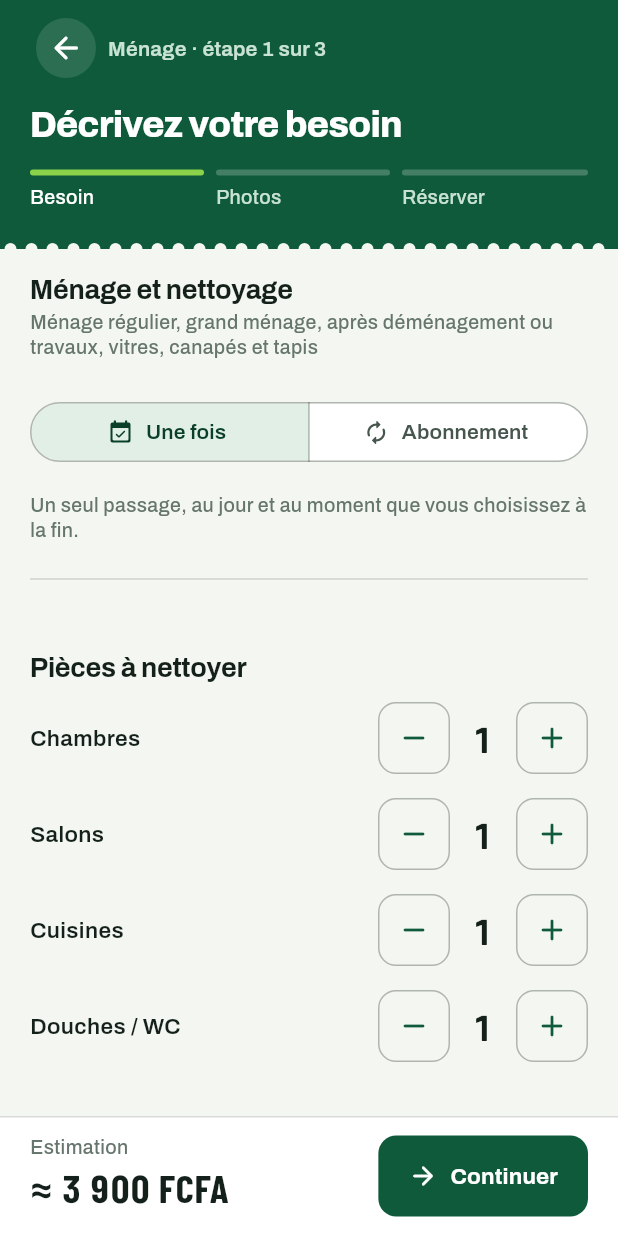
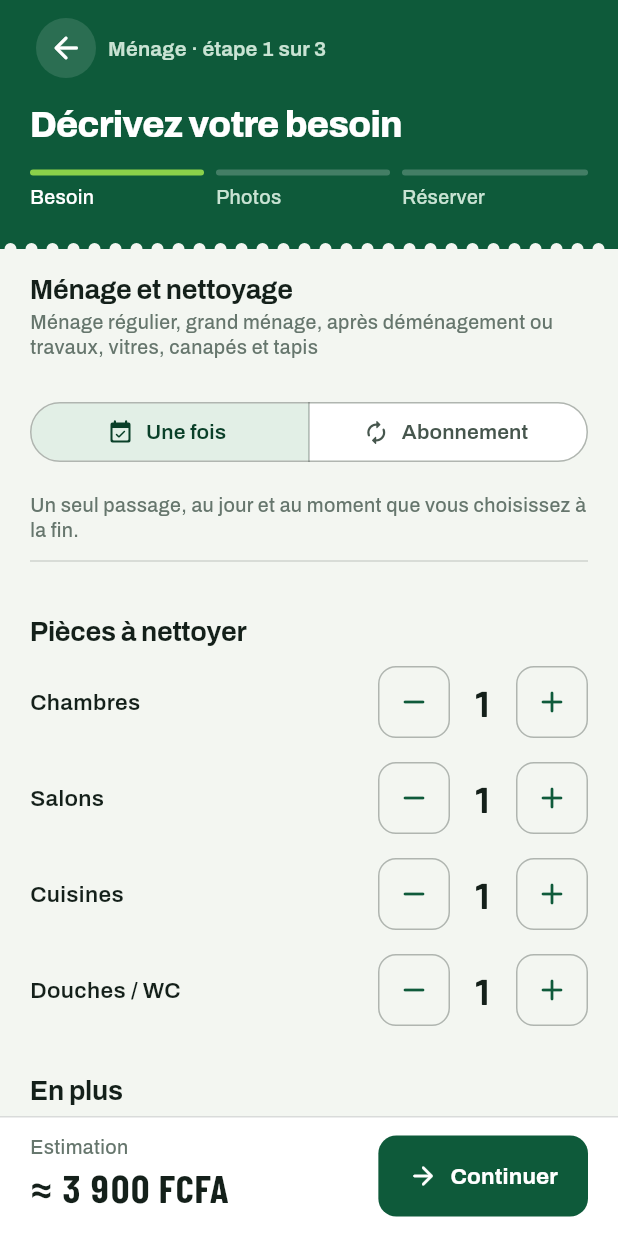
Before and after one commit to mopoleonel/Wanda, a Flutter app: the DemandePage screen opened by its route, on a phone screen of 412 x 824 dp. Run offline on Flutter 3.47's test engine with Material 3 defaults, Android fonts, the phone set to English and light mode, and no system bars; our stand-ins replace connectivity_plus, firebase_core, firebase_messaging, fl_chart, flutter_dotenv, flutter_riverpod and 6 more; missing offline and left inert: google_mlkit_face_detection, google_mlkit_text_recognition; accounts and stored records are empty.

Commit message:
Réservation : espacement resserré sous la formule
Co-Authored-By: Claude Opus 5.5 <noreply@anthropic.com>

```diff
--- a/lib/features/demande/demande_page.dart
+++ b/lib/features/demande/demande_page.dart
@@ -448,7 +448,7 @@ class _DemandePageState extends ConsumerState<DemandePage> {
                           children: [
                             QuestionsFormule(
                                 demande: _demande, onChanged: _maj),
-                            const Divider(height: AppSpace.xl * 2),
+                            const Divider(height: AppSpace.xl),
                             QuestionsService(
                                 demande: _demande,
                                 tarifs: _tarifs,
```
